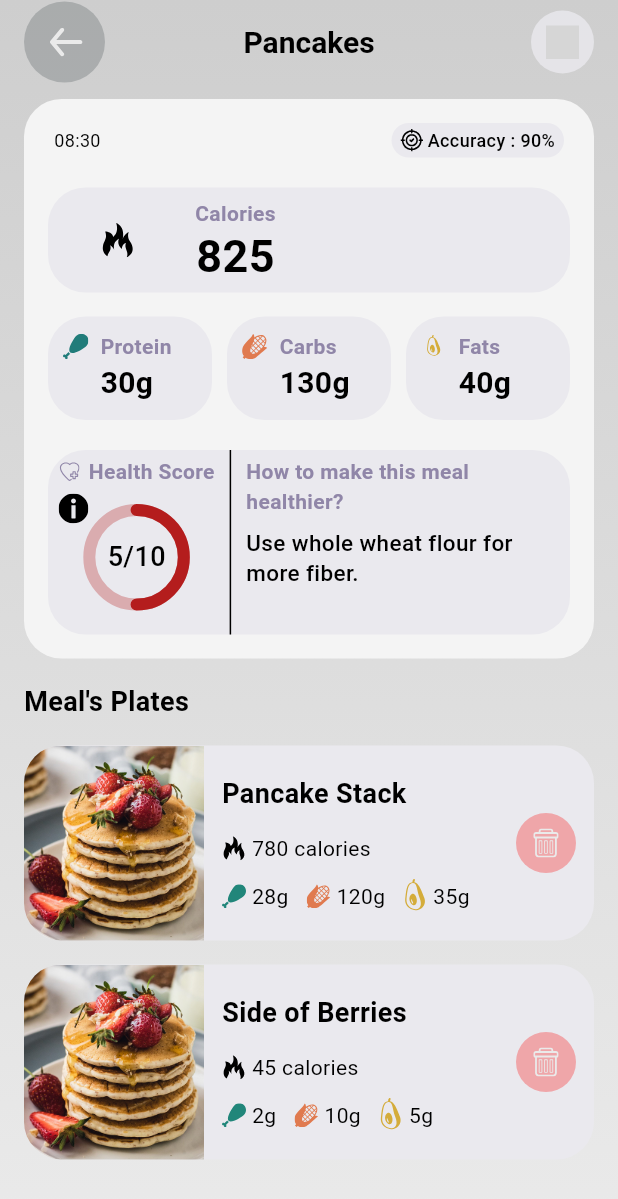
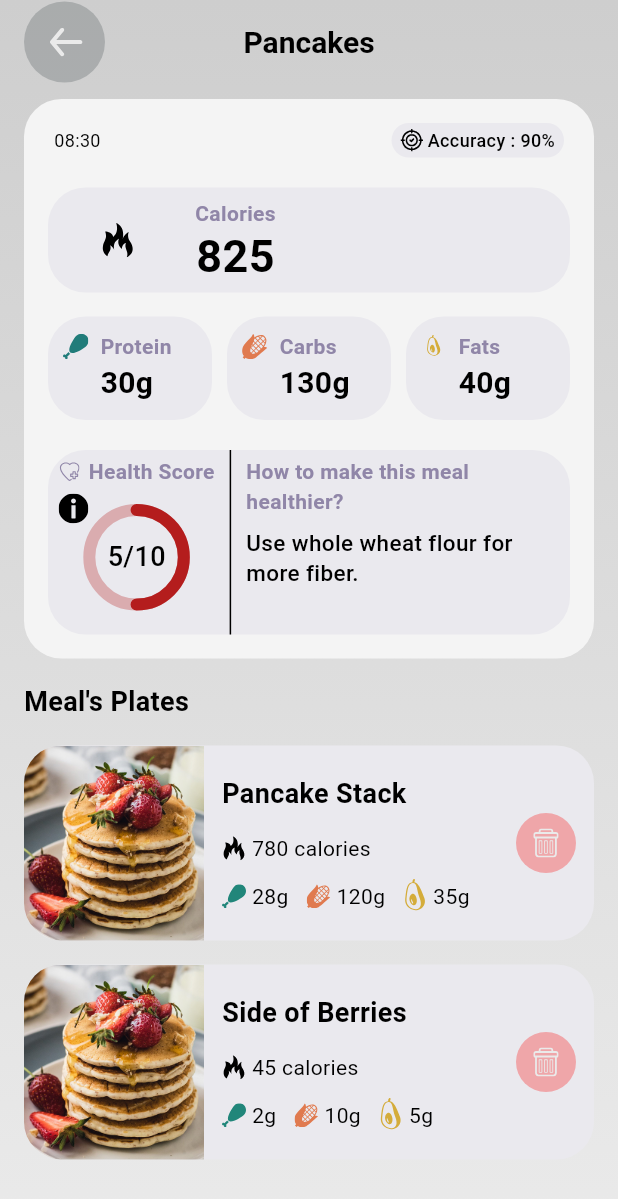
Before and after one commit to DavideDDB23/PlatePal, a Flutter app: the screen it shows after launch, after a tap on "Yesterday", after a tap on "Pancakes", on a phone screen of 412 x 824 dp. Shown: the top 1199 px of the screen. Run offline on Flutter 3.47's test engine with Material 3 defaults, Android fonts, the light colour scheme and no system bars; our stand-ins replace flutter_svg; Roboto replaces fonts that are missing (SFProDisplay); grey boxes are pictures that could not be loaded.

Commit message:
Yesterday Done

```diff
--- a/lib/screens/home_screen.dart
+++ b/lib/screens/home_screen.dart
@@ -365,6 +365,7 @@
                       initialMeal: meal,
                       onMealUpdated: _handleMealUpdated,
                       onMealDeleted: _handleMealDeletedFromDetailScreen,
+                      selectedDay: _selectedDay,
                     ),
               ),
             );
--- a/lib/screens/meal_detail_screen.dart
+++ b/lib/screens/meal_detail_screen.dart
@@ -65,12 +65,14 @@
   final Meal initialMeal;
   final Function(Meal updatedMeal) onMealUpdated;
   final Function(String mealId) onMealDeleted;
+  final String selectedDay;
 
   const MealDetailScreen({
     Key? key,
     required this.initialMeal,
     required this.onMealUpdated,
     required this.onMealDeleted,
+    required this.selectedDay,
   }) : super(key: key);
 
   @override
@@ -266,7 +268,7 @@
           ),
           centerTitle: true,
           actions: [
-            Padding(
+            widget.selectedDay == "Today" ? Padding(
               padding: const EdgeInsets.only(right: 16.0),
               child: InkWell(
                 onTap: () {},
@@ -292,7 +294,7 @@
                   ),
                 ),
               ),
-            ),
+            ) : SizedBox(),
           ],
           systemOverlayStyle: const SystemUiOverlayStyle(
             statusBarColor:
```
